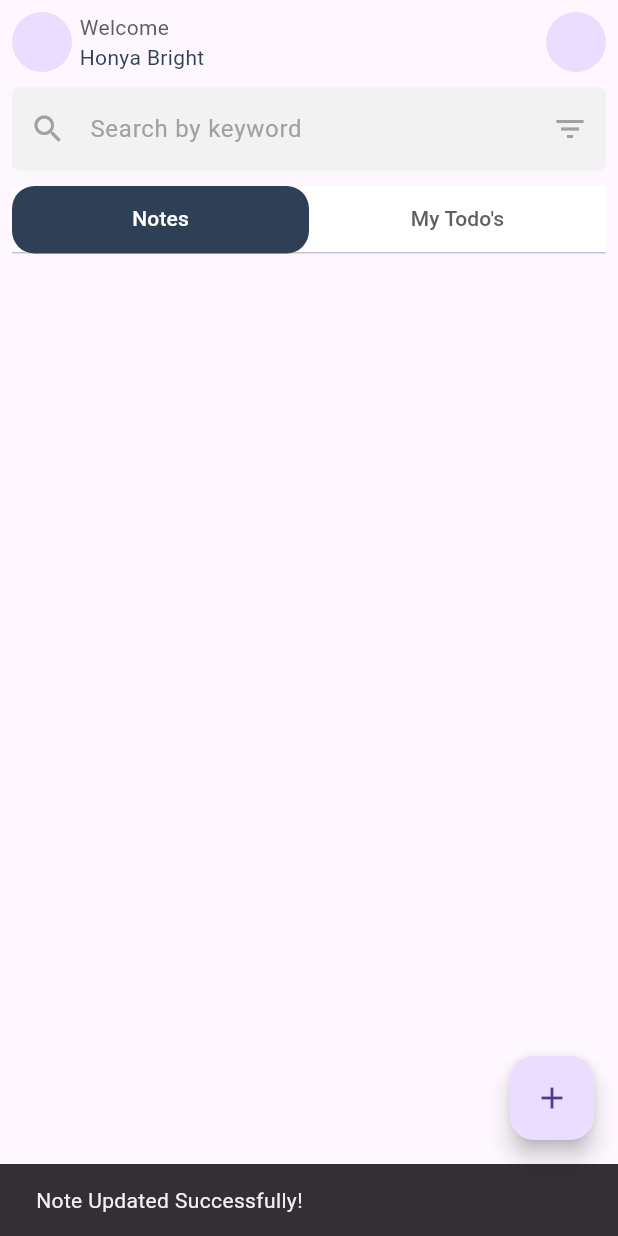
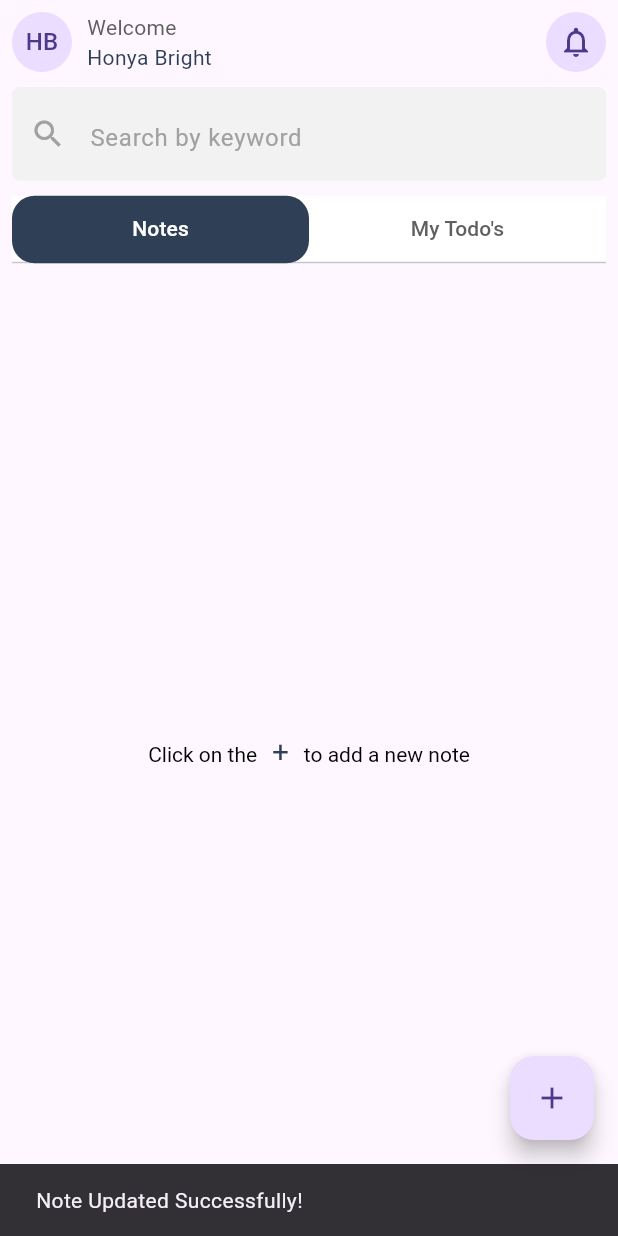
Before and after one commit to bx1virgincow/todo, a Flutter app: the EditScreen screen opened directly with empty values, after a tap on the "update" icon, on a phone screen of 412 x 824 dp. Run offline on Flutter 3.47's test engine with Material 3 defaults, Android fonts, the phone set to English and light mode, and no system bars; our stand-ins replace equatable, flutter_bloc, flutter_colorpicker, flutter_svg, get_it, shared_preferences and 1 more; accounts and stored records are empty.

Commit message:
search working with few glitches to fix

```diff
--- a/lib/features/landing/view/ui/landing_screen.dart
+++ b/lib/features/landing/view/ui/landing_screen.dart
@@ -1,6 +1,7 @@
 import 'package:flutter/material.dart';
 import 'package:flutter_bloc/flutter_bloc.dart';
 import 'package:todo/features/landing/data/local/local_note_repo_impl.dart';
+import 'package:todo/features/landing/domain/model/todo_model.dart';
 import 'package:todo/features/landing/view/widget/note_container.dart';
 
 import '../../../../common/color.dart';
@@ -28,6 +29,17 @@ class _LandingScreenState extends State<LandingScreen>
     super.initState();
     _tabController = TabController(length: 2, vsync: this);
     _noteBloc.add(OnNoteLoadEvent(noteList: const []));
+  }
+
+  //on search changed
+  void _onSearchChanged(String query){
+    _noteBloc.add(SearchNoteEvent(searchValue: query));
+  }
+
+  //clear search
+  void _clearSearch(){
+    _searchController.clear();
+    _noteBloc.add(SearchNoteEvent(searchValue: ''));
   }
 
   @override
@@ -58,8 +70,10 @@ class _LandingScreenState extends State<LandingScreen>
                   children: [
                     Row(
                       children: [
-                        CircleAvatar(),
-                        SizedBox(width: 5),
+                        CircleAvatar(
+                          child: Text('HB'),
+                        ),
+                        SizedBox(width: 10),
                         Column(
                           crossAxisAlignment: CrossAxisAlignment.start,
                           children: [
@@ -79,16 +93,16 @@ class _LandingScreenState extends State<LandingScreen>
                     ),
                     //notification
 
-                    CircleAvatar()
+                    CircleAvatar(
+                      child: Icon(Icons.notifications_outlined),
+                    )
                   ],
                 ),
                 const SizedBox(height: 10),
                 //search field
                 TextFormField(
                   controller: _searchController,
-                  onChanged: (value) {
-                    _noteBloc.add(SearchNoteEvent(searchValue: value));
-                  },
+                  onChanged: _onSearchChanged,
                   decoration: InputDecoration(
                     border: OutlineInputBorder(
                       borderSide: BorderSide.none,
@@ -103,10 +117,13 @@ class _LandingScreenState extends State<LandingScreen>
                     hintText: 'Search by keyword',
                     hintStyle:
                         const TextStyle(color: AppColor.textFieldTextColor),
-                    suffixIcon: const Icon(
-                      Icons.filter_list,
-                      color: AppColor.textFieldTextColor,
+                    suffix: InkWell(onTap: _clearSearch,
+                      child: const Icon(Icons.close_outlined),
                     ),
+                    // suffixIcon: const Icon(
+                    //   Icons.filter_list,
+                    //   color: AppColor.textFieldTextColor,
+                    // ),
                   ),
                 ),
                 const SizedBox(height: 10),
@@ -148,13 +165,26 @@ class _LandingScreenState extends State<LandingScreen>
                           if (state is NoteInitial) {
                             return const Center(
                                 child: CircularProgressIndicator());
-                          } else if (state is NoteLoadedState ||
-                              state is SearchNoteState) {
-                            final noteList = state is NoteLoadedState
-                                ? state.noteList
-                                : (state as SearchNoteState).noteList;
+                          }
+                          // else if (state is NoteLoadedState || state is SearchNoteState) {
+                          //   final notes = state is NoteLoadedState ? state.noteList : (state as SearchNoteState).noteList;
+                          //   return ListView.builder(
+                          //     itemCount: notes.length,
+                          //     itemBuilder: (context, index) {
+                          //       return ListTile(
+                          //         title: Text(notes[index].title),
+                          //         subtitle: Text(notes[index].description),
+                          //       );
+                          //     },
+                          //   );
+                          else if (state is NoteLoadedState) {
                             return NoteWidget(
-                              noteList: noteList,
+                              noteList: state.noteList,
+                              noteBloc: _noteBloc,
+                            );
+                          } else if (state is SearchNoteState) {
+                            return RestaurantListView(
+                              listData: state.noteList,
                               noteBloc: _noteBloc,
                             );
                           } else if (state is NoteFailedState) {
@@ -178,3 +208,33 @@ class _LandingScreenState extends State<LandingScreen>
         ));
   }
 }
+
+class RestaurantListView extends StatelessWidget {
+  const RestaurantListView(
+      {super.key, required this.listData, required this.noteBloc});
+
+  final List<NoteModel> listData;
+  final NoteBloc noteBloc;
+
+  @override
+  Widget build(BuildContext context) {
+    return ListView.builder(
+      itemCount: listData.length,
+      itemBuilder: (context, index) {
+        return ListTile(
+          title: Text(listData[index].title),
+          subtitle: Text(listData[index].description),
+          leading: const SizedBox(
+            width: 50,
+            child: Row(
+              children: [
+                Icon(Icons.star),
+              ],
+            ),
+          ),
+          trailing: Text("Km"),
+        );
+      },
+    );
+  }
+}
--- a/lib/features/landing/view/widget/note_container.dart
+++ b/lib/features/landing/view/widget/note_container.dart
@@ -1,5 +1,6 @@
 import 'package:flutter/material.dart';
 import 'package:flutter_staggered_grid_view/flutter_staggered_grid_view.dart';
+import 'package:todo/common/color.dart';
 import 'package:todo/features/landing/view/ui/edit_screen.dart';
 import 'package:todo/features/landing/view/widget/todo_tile.dart';
 
@@ -18,7 +19,15 @@ class NoteWidget extends StatelessWidget {
   //bloc instance
   @override
   Widget build(BuildContext context) {
-    return StaggeredGridView.countBuilder(
+    return noteList.isEmpty ? Center(
+      child: RichText(
+        text: const TextSpan(children:[
+          TextSpan(text: 'Click on the', style: TextStyle(color: AppColor.blackColor)),
+          TextSpan(text: '  +  ',style: TextStyle(fontSize: 20,color: AppColor.tabForegroundColor)),
+          TextSpan(text: 'to add a new note',style: TextStyle(color: AppColor.blackColor))
+        ]),
+      ),
+    ) : StaggeredGridView.countBuilder(
       crossAxisCount: 4,
       itemCount: noteList.length,
       itemBuilder: (BuildContext context, int index) => NoteTile(
@@ -35,8 +44,8 @@ class NoteWidget extends StatelessWidget {
           },
           onDelete: () {
             noteBloc.add(
-                  OnDeleteNoteEvent(noteList[index].id),
-                );
+              OnDeleteNoteEvent(noteList[index].id),
+            );
           }),
       staggeredTileBuilder: (int index) =>
           StaggeredTile.count(2, index.isEven ? 2 : 1),
```
Also changed, not shown: lib/features/landing/view/bloc/note_bloc.dart (+11 -22 lines).
